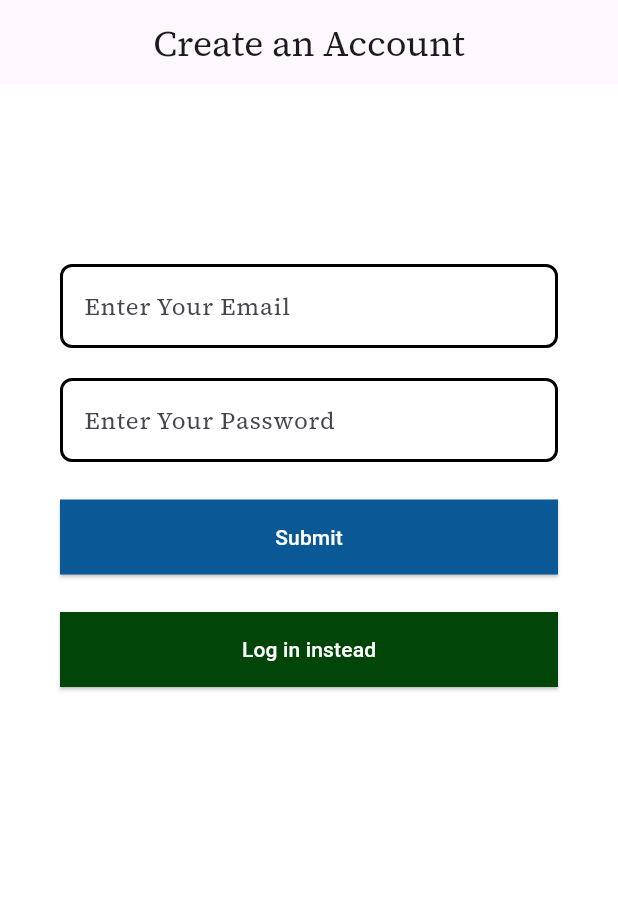
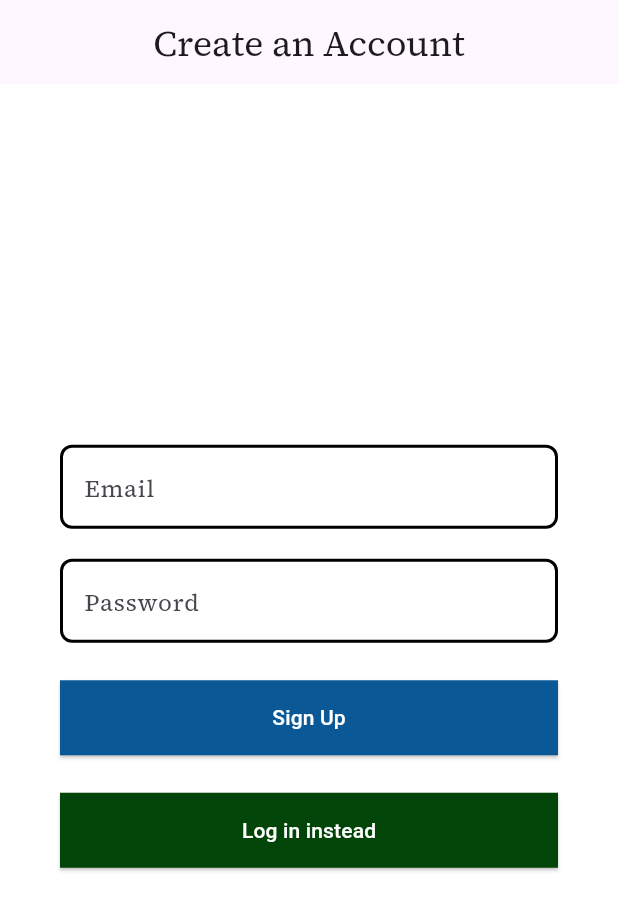
Before and after one commit to samc5/expertify, a Flutter app: the screen it shows after launch, after a tap on "Sign Up Instead", on a phone screen of 412 x 824 dp. Shown: the top 911 px of the screen. Run offline on Flutter 3.47's test engine with Material 3 defaults, Android fonts, the phone set to English and light mode, and no system bars; our stand-ins replace flutter_secure_storage, flutter_spinkit, flutter_swipe_action_cell, flutter_widget_from_html, google_fonts, graphql_flutter; missing offline and left inert: universal_html; network calls fail.

Commit message:
login and signup now submittable with enter button

```diff
--- a/flutter_app/lib/article_list.dart
+++ b/flutter_app/lib/article_list.dart
@@ -108,6 +108,7 @@ class _ArticleListState extends State<Article_List> {
 
   Future<void> _fetchCategoryEntries() async {
     final client = GraphQLProvider.of(context).value;
+    if (selectedCategory != null) {
       final QueryOptions options = QueryOptions(
         document: gql(categoryEntries),
         variables: {
@@ -121,7 +122,9 @@ class _ArticleListState extends State<Article_List> {
           catResults = result.data!['category_entries']['entries'];
         });
       } else {
-      print("Error fetching category entries: ${result.exception.toString()}");
+        print(
+            "Error fetching category entries: ${result.exception.toString()}");
+      }
     }
   }
 
@@ -208,6 +211,7 @@ class _ArticleListState extends State<Article_List> {
                                 ? (i - 1)
                                 : i;
                         if (i == 0 && widget.showCategories) {
+                          print("Categories list" + categoriesList.toString());
                           return Padding(
                             padding: const EdgeInsets.all(8.0),
                             child: Padding(
--- a/flutter_app/lib/form_field.dart
+++ b/flutter_app/lib/form_field.dart
@@ -5,11 +5,13 @@ class LogFormField extends StatelessWidget {
       {super.key,
       required this.textValue,
       required this.formLabel,
-      required this.password});
+      required this.password,
+      required this.onFieldSubmitted});
 
   final TextEditingController textValue;
   final String formLabel;
   final bool password;
+  final Function onFieldSubmitted;
 
   @override
   Widget build(BuildContext context) {
@@ -18,6 +20,15 @@ class LogFormField extends StatelessWidget {
       controller: textValue,
       decoration: InputDecoration(
         hintText: formLabel,
+        label: Text.rich(TextSpan(
+          children: <InlineSpan>[
+            WidgetSpan(
+              child: Text(
+                formLabel,
+              ),
+            ),
+          ],
+        )),
         border: OutlineInputBorder(
           // Solid border
           borderRadius: BorderRadius.circular(8.0), // Rounded corners
@@ -36,6 +47,11 @@ class LogFormField extends StatelessWidget {
           borderRadius: BorderRadius.circular(8.0), // Rounded corners
         ),
       ),
+      onFieldSubmitted: (value) {
+        if (password) {
+          onFieldSubmitted();
+        }
+      },
     );
   }
 }
--- a/flutter_app/lib/login_screen.dart
+++ b/flutter_app/lib/login_screen.dart
@@ -21,7 +21,7 @@ class LoginScreen extends StatelessWidget {
         appBar: AppBar(
           centerTitle: true,
           automaticallyImplyLeading: false,
-          title: Text("Sign In"), // Set your desired app bar title
+          title: Text("Log In"), // Set your desired app bar title
         ),
         body: LoginForm());
   }
@@ -98,56 +98,17 @@ class LoginFormState extends State<LoginForm> {
     }
   }
 
-  @override
-  Widget build(BuildContext context) {
-    // Build a Form widget using the _formKey created above.
-    return Padding(
-      padding:
-          const EdgeInsets.only(top: 100, bottom: 100, right: 20, left: 20),
-      child: Center(
-        child: Container(
-          width: 1000,
-          padding: EdgeInsets.all(20),
-          // decoration: BoxDecoration(
-          //     border: Border.all(
-          //   color: Colors.black, // Add your desired border color here
-          //   width: 2.0,
-          // )),
-          child: Center(
-            child: Form(
-              key: _formKey,
-              child: Column(
-                children: <Widget>[
-                  LogFormField(
-                      textValue: emailValue,
-                      formLabel: "Enter Your Email",
-                      password: false),
-                  SizedBox(
-                      height:
-                          20), // Add space between text field and other widgets
-                  LogFormField(
-                      textValue: passwordValue,
-                      formLabel: "Enter Your Password",
-                      password: true),
-
-                  Padding(padding: EdgeInsets.only(bottom: 25)),
-                  SizedBox(
-                    width: double.infinity,
-                    height: 50,
-                    child: ElevatedButton(
-                      onPressed: () async {
+  void login() async {
     if (_formKey.currentState!.validate()) {
       // Process form data
-                          final Future<String> loginResult =
-                              submitForm(context);
+      final Future<String> loginResult = submitForm(context);
       String loginResult2 = await loginResult;
       log(loginResult2);
       if (loginResult2 == "Failure") {
         ScaffoldMessenger.of(context).showSnackBar(
           SnackBar(
             content: Text('Incorrect email or password'),
-                                duration:
-                                    Duration(seconds: 2), // Adjust as needed
+            duration: Duration(seconds: 2), // Adjust as needed
           ),
         );
       } else {
@@ -164,11 +125,52 @@ class LoginFormState extends State<LoginForm> {
         Navigator.push(
             context,
             MaterialPageRoute(
-                                    builder: (context) =>
-                                        BottomNavigationBarController()));
+                builder: (context) => BottomNavigationBarController()));
       }
     }
-                      },
+  }
+
+  @override
+  Widget build(BuildContext context) {
+    // Build a Form widget using the _formKey created above.
+    return Padding(
+      padding:
+          const EdgeInsets.only(top: 100, bottom: 100, right: 20, left: 20),
+      child: Center(
+        child: SingleChildScrollView(
+          child: Container(
+            width: 1000,
+            padding: EdgeInsets.all(20),
+            // decoration: BoxDecoration(
+            //     border: Border.all(
+            //   color: Colors.black, // Add your desired border color here
+            //   width: 2.0,
+            // )),
+            child: Center(
+              child: Form(
+                key: _formKey,
+                child: Column(
+                  children: <Widget>[
+                    LogFormField(
+                        textValue: emailValue,
+                        formLabel: "Email",
+                        password: false,
+                        onFieldSubmitted: login),
+                    SizedBox(
+                        height:
+                            20), // Add space between text field and other widgets
+                    LogFormField(
+                        textValue: passwordValue,
+                        formLabel: "Password",
+                        password: true,
+                        onFieldSubmitted: login),
+
+                    Padding(padding: EdgeInsets.only(bottom: 25)),
+                    SizedBox(
+                      width: double.infinity,
+                      height: 50,
+                      child: ElevatedButton(
+                        onPressed: login,
                         style: ButtonStyle(
                           backgroundColor: MaterialStateProperty.all<Color>(
                               Color.fromARGB(255, 11, 88, 151)),
@@ -179,8 +181,8 @@ class LoginFormState extends State<LoginForm> {
                             ),
                           ),
                         ),
-                      child:
-                          Text('Submit', style: TextStyle(color: Colors.white)),
+                        child: Text('Log In',
+                            style: TextStyle(color: Colors.white)),
                       ),
                     ),
                     Padding(
@@ -219,6 +221,7 @@ class LoginFormState extends State<LoginForm> {
             ),
           ),
         ),
+      ),
     );
   }
 }
--- a/flutter_app/lib/signup_screen.dart
+++ b/flutter_app/lib/signup_screen.dart
@@ -100,66 +100,25 @@ class SignUpFormState extends State<SignUpForm> {
     }
   }
 
-  @override
-  Widget build(BuildContext context) {
-    // Build a Form widget using the _formKey created above.
-    return Padding(
-      padding:
-          const EdgeInsets.only(top: 100, bottom: 100, right: 20, left: 20),
-      child: Center(
-        child: Container(
-          width: 1000,
-          padding: EdgeInsets.all(20),
-          // decoration: BoxDecoration(
-          //     border: Border.all(
-          //   color: Colors.black, // Add your desired border color here
-          //   width: 2.0,
-          // )),
-          child: Center(
-            child: Form(
-              key: _formKey,
-              child: Column(
-                children: <Widget>[
-                  LogFormField(
-                      textValue: emailValue,
-                      formLabel: "Enter Your Email",
-                      password: false),
-                  SizedBox(
-                      height:
-                          20), // Add space between text field and other widgets
-                  LogFormField(
-                      textValue: passwordValue,
-                      formLabel: "Enter Your Password",
-                      password: true),
-                  Padding(padding: EdgeInsets.only(bottom: 25)),
-                  SizedBox(
-                    width: double.infinity,
-                    height: 50,
-                    child: ElevatedButton(
-                      onPressed: () async {
+  void signup() async {
     if (_formKey.currentState!.validate()) {
       // Process form data
-                          final emailRegex =
-                              RegExp(r'^[\w-\.]+@([\w-]+\.)+[\w-]{2,4}$');
+      final emailRegex = RegExp(r'^[\w-\.]+@([\w-]+\.)+[\w-]{2,4}$');
       if (!emailRegex.hasMatch(emailValue.text)) {
         ScaffoldMessenger.of(context).showSnackBar(
           SnackBar(
-                                content: Text(
-                                    'Email invalid. Please enter a valid format'),
-                                duration:
-                                    Duration(seconds: 2), // Adjust as needed
+            content: Text('Email invalid. Please enter a valid format'),
+            duration: Duration(seconds: 2), // Adjust as needed
           ),
         );
       } else {
-                            final Future<String> SignUpResult =
-                                submitForm(context);
+        final Future<String> SignUpResult = submitForm(context);
         String SignUpResult2 = await SignUpResult;
         if (SignUpResult2 == "Failure") {
           ScaffoldMessenger.of(context).showSnackBar(
             SnackBar(
               content: Text('Unknwown Failure'),
-                                  duration:
-                                      Duration(seconds: 2), // Adjust as needed
+              duration: Duration(seconds: 2), // Adjust as needed
             ),
           );
         } else if (SignUpResult2 == "User in System") {
@@ -167,8 +126,7 @@ class SignUpFormState extends State<SignUpForm> {
             SnackBar(
               content: Text(
                   'Email is already used. Please log in or try a different email'),
-                                  duration:
-                                      Duration(seconds: 2), // Adjust as needed
+              duration: Duration(seconds: 2), // Adjust as needed
             ),
           );
         } else {
@@ -185,12 +143,52 @@ class SignUpFormState extends State<SignUpForm> {
           Navigator.push(
               context,
               MaterialPageRoute(
-                                      builder: (context) =>
-                                          BottomNavigationBarController()));
+                  builder: (context) => BottomNavigationBarController()));
         }
       }
     }
-                      },
+  }
+
+  @override
+  Widget build(BuildContext context) {
+    // Build a Form widget using the _formKey created above.
+    return Padding(
+      padding:
+          const EdgeInsets.only(top: 100, bottom: 100, right: 20, left: 20),
+      child: Center(
+        child: SingleChildScrollView(
+          child: Container(
+            width: 1000,
+            padding: EdgeInsets.all(20),
+            // decoration: BoxDecoration(
+            //     border: Border.all(
+            //   color: Colors.black, // Add your desired border color here
+            //   width: 2.0,
+            // )),
+            child: Center(
+              child: Form(
+                key: _formKey,
+                child: Column(
+                  children: <Widget>[
+                    LogFormField(
+                        textValue: emailValue,
+                        formLabel: "Email",
+                        password: false,
+                        onFieldSubmitted: signup),
+                    SizedBox(
+                        height:
+                            20), // Add space between text field and other widgets
+                    LogFormField(
+                        textValue: passwordValue,
+                        formLabel: "Password",
+                        password: true,
+                        onFieldSubmitted: signup),
+                    Padding(padding: EdgeInsets.only(bottom: 25)),
+                    SizedBox(
+                      width: double.infinity,
+                      height: 50,
+                      child: ElevatedButton(
+                        onPressed: signup,
                         style: ButtonStyle(
                           backgroundColor: MaterialStateProperty.all<Color>(
                               Color.fromARGB(255, 11, 88, 151)),
@@ -201,8 +199,8 @@ class SignUpFormState extends State<SignUpForm> {
                             ),
                           ),
                         ),
-                      child:
-                          Text('Submit', style: TextStyle(color: Colors.white)),
+                        child: Text('Sign Up',
+                            style: TextStyle(color: Colors.white)),
                       ),
                     ),
                     Padding(
@@ -241,6 +239,7 @@ class SignUpFormState extends State<SignUpForm> {
             ),
           ),
         ),
+      ),
     );
   }
 }
```
Lines whose indentation alone changed are shown as unchanged.
